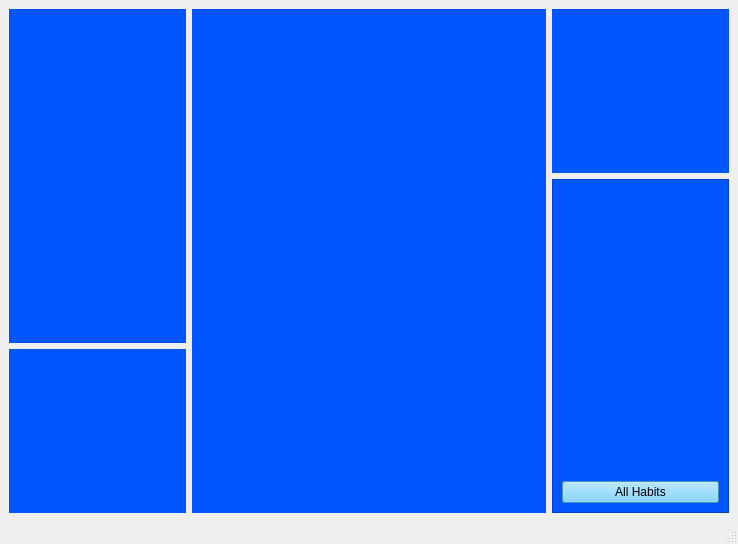
This is Code/PaperFriend/mainwindow.ui in RomainPuech/Paper-Friend as Qt 5 draws it before an edit. The edited form follows.
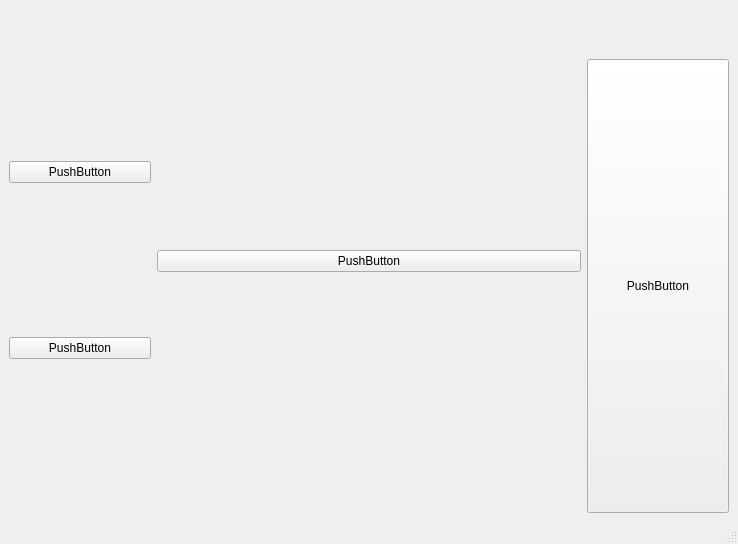
This is the edited form.

Commit message: Restructures UI to use layouts

```diff
--- a/Code/PaperFriend/mainwindow.ui
+++ b/Code/PaperFriend/mainwindow.ui
@@ -14,76 +14,76 @@
    <string>MainWindow</string>
   </property>
   <widget class="QWidget" name="centralwidget">
-   <layout class="QGridLayout" name="gridLayout">
-    <item row="0" column="0" rowspan="2">
-     <widget class="QFrame" name="mascot_frame">
-      <property name="styleSheet">
-       <string notr="true">background-color: rgb(0, 85, 255);</string>
+   <layout class="QHBoxLayout" name="horizontalLayout_13" stretch="2,6,2">
+    <item>
+     <layout class="QVBoxLayout" name="verticalLayout_8" stretch="6,4">
+      <property name="spacing">
+       <number>2</number>
       </property>
-      <layout class="QHBoxLayout" name="horizontalLayout_3"/>
-     </widget>
-    </item>
-    <item row="0" column="1" rowspan="3" colspan="2">
-     <widget class="QFrame" name="main_frame">
-      <property name="styleSheet">
-       <string notr="true">background-color: rgb(0, 85, 255);</string>
-      </property>
-      <layout class="QHBoxLayout" name="horizontalLayout_2"/>
-     </widget>
-    </item>
-    <item row="0" column="3">
-     <widget class="QFrame" name="graph_frame">
-      <property name="styleSheet">
-       <string notr="true">background-color: rgb(0, 85, 255);</string>
-      </property>
-      <layout class="QHBoxLayout" name="horizontalLayout"/>
-     </widget>
-    </item>
-    <item row="1" column="3" rowspan="2">
-     <widget class="QFrame" name="habits_frame">
-      <property name="styleSheet">
-       <string notr="true">background-color: rgb(0, 85, 255);</string>
+      <item>
+       <layout class="QHBoxLayout" name="mascot_frame">
+        <item>
+         <widget class="QPushButton" name="pushButtondummy">
+          <property name="text">
+           <string>PushButton</string>
+          </property>
+         </widget>
+        </item>
+       </layout>
+      </item>
+      <item>
+       <layout class="QHBoxLayout" name="activities_people_frame">
+        <item>
+         <widget class="QPushButton" name="pushButton_2">
+          <property name="text">
+           <string>PushButton</string>
+          </property>
+         </widget>
+        </item>
+       </layout>
+      </item>
+     </layout>
+    </item>
+    <item>
+     <layout class="QVBoxLayout" name="main_frame" stretch="0">
+      <property name="spacing">
+       <number>6</number>
       </property>
-      <property name="frameShape">
-       <enum>QFrame::StyledPanel</enum>
-      </property>
-      <property name="frameShadow">
-       <enum>QFrame::Raised</enum>
-      </property>
-      <layout class="QVBoxLayout" name="verticalLayout_2">
+      <item>
+       <widget class="QPushButton" name="pushButton_3">
+        <property name="text">
+         <string>PushButton</string>
+        </property>
+       </widget>
+      </item>
+     </layout>
+    </item>
        <item>
-        <spacer name="verticalSpacer">
-         <property name="orientation">
-          <enum>Qt::Vertical</enum>
-         </property>
-         <property name="sizeHint" stdset="0">
-          <size>
-           <width>20</width>
-           <height>40</height>
-          </size>
-         </property>
-        </spacer>
-       </item>
+     <layout class="QVBoxLayout" name="verticalLayout_9" stretch="1,9">
+      <property name="spacing">
+       <number>2</number>
+      </property>
+      <item>
+       <layout class="QHBoxLayout" name="graph_frame" stretch=""/>
+      </item>
+      <item>
+       <layout class="QHBoxLayout" name="habits_frame">
        <item>
         <widget class="QPushButton" name="pushButton">
-         <property name="styleSheet">
-          <string notr="true">background-color: rgb(100, 201, 255);</string>
+          <property name="sizePolicy">
+           <sizepolicy hsizetype="Minimum" vsizetype="Minimum">
+            <horstretch>0</horstretch>
+            <verstretch>0</verstretch>
+           </sizepolicy>
          </property>
          <property name="text">
-          <string>All Habits</string>
+           <string>PushButton</string>
          </property>
         </widget>
        </item>
       </layout>
-     </widget>
-    </item>
-    <item row="2" column="0">
-     <widget class="QFrame" name="activities_people_frame">
-      <property name="styleSheet">
-       <string notr="true">background-color: rgb(0, 85, 255);</string>
-      </property>
-      <layout class="QHBoxLayout" name="horizontalLayout_4"/>
-     </widget>
+      </item>
+     </layout>
     </item>
    </layout>
   </widget>
```
Lines whose indentation alone changed are shown as unchanged. The commit also changes 3 other files.
